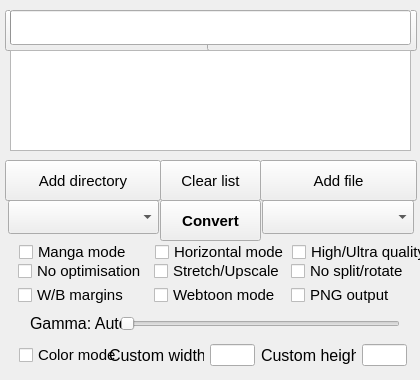
First picture: the form in KCC-OSX.ui, repository ciromattia/kcc, before the edit.
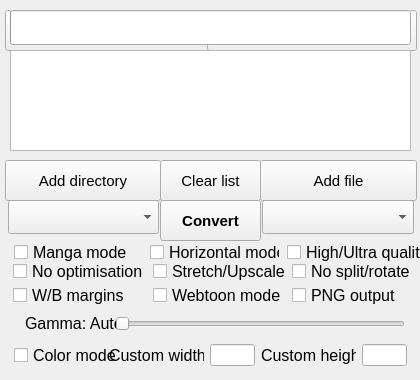
Second picture: the form after the edit. Icons and pictures are not drawn.

Patch:
```diff
--- a/KCC-OSX.ui
+++ b/KCC-OSX.ui
@@ -47,7 +47,7 @@
     </property>
     <property name="geometry">
      <rect>
-      <x>9</x>
+      <x>4</x>
       <y>253</y>
       <width>421</width>
       <height>61</height>
@@ -55,6 +55,7 @@
     </property>
     <property name="font">
      <font>
+      <family>Lucida Grande</family>
       <pointsize>9</pointsize>
      </font>
     </property>
@@ -63,7 +64,8 @@
       <widget class="QCheckBox" name="ProcessingBox">
        <property name="font">
         <font>
-         <pointsize>11</pointsize>
+         <family>Lucida Grande</family>
+         <pointsize>12</pointsize>
         </font>
        </property>
        <property name="focusPolicy">
@@ -81,7 +83,8 @@
       <widget class="QCheckBox" name="UpscaleBox">
        <property name="font">
         <font>
-         <pointsize>11</pointsize>
+         <family>Lucida Grande</family>
+         <pointsize>12</pointsize>
         </font>
        </property>
        <property name="focusPolicy">
@@ -102,7 +105,8 @@
       <widget class="QCheckBox" name="WebtoonBox">
        <property name="font">
         <font>
-         <pointsize>11</pointsize>
+         <family>Lucida Grande</family>
+         <pointsize>12</pointsize>
         </font>
        </property>
        <property name="focusPolicy">
@@ -120,7 +124,8 @@
       <widget class="QCheckBox" name="NoDitheringBox">
        <property name="font">
         <font>
-         <pointsize>11</pointsize>
+         <family>Lucida Grande</family>
+         <pointsize>12</pointsize>
         </font>
        </property>
        <property name="focusPolicy">
@@ -138,7 +143,8 @@
       <widget class="QCheckBox" name="BorderBox">
        <property name="font">
         <font>
-         <pointsize>11</pointsize>
+         <family>Lucida Grande</family>
+         <pointsize>12</pointsize>
         </font>
        </property>
        <property name="focusPolicy">
@@ -159,7 +165,8 @@
       <widget class="QCheckBox" name="NoRotateBox">
        <property name="font">
         <font>
-         <pointsize>11</pointsize>
+         <family>Lucida Grande</family>
+         <pointsize>12</pointsize>
         </font>
        </property>
        <property name="focusPolicy">
@@ -322,7 +329,7 @@
    <widget class="QFrame" name="OptionsBasic">
     <property name="geometry">
      <rect>
-      <x>10</x>
+      <x>5</x>
       <y>233</y>
       <width>421</width>
       <height>41</height>
@@ -330,7 +337,8 @@
     </property>
     <property name="font">
      <font>
-      <pointsize>9</pointsize>
+      <family>Lucida Grande</family>
+      <pointsize>12</pointsize>
      </font>
     </property>
     <widget class="QCheckBox" name="MangaBox">
@@ -344,7 +352,8 @@
      </property>
      <property name="font">
       <font>
-       <pointsize>11</pointsize>
+       <family>Lucida Grande</family>
+       <pointsize>12</pointsize>
       </font>
      </property>
      <property name="focusPolicy">
@@ -362,13 +371,14 @@
       <rect>
        <x>282</x>
        <y>10</y>
-       <width>130</width>
+       <width>135</width>
        <height>18</height>
       </rect>
      </property>
      <property name="font">
       <font>
-       <pointsize>11</pointsize>
+       <family>Lucida Grande</family>
+       <pointsize>12</pointsize>
       </font>
      </property>
      <property name="focusPolicy">
@@ -395,7 +405,8 @@
      </property>
      <property name="font">
       <font>
-       <pointsize>11</pointsize>
+       <family>Lucida Grande</family>
+       <pointsize>12</pointsize>
       </font>
      </property>
      <property name="focusPolicy">
@@ -488,7 +499,7 @@
     </property>
     <property name="geometry">
      <rect>
-      <x>10</x>
+      <x>5</x>
       <y>303</y>
       <width>401</width>
       <height>41</height>
@@ -496,6 +507,7 @@
     </property>
     <property name="font">
      <font>
+      <family>Lucida Grande</family>
       <pointsize>9</pointsize>
      </font>
     </property>
@@ -510,6 +522,7 @@
      </property>
      <property name="font">
       <font>
+       <family>Lucida Grande</family>
        <pointsize>12</pointsize>
        <weight>50</weight>
        <bold>false</bold>
@@ -527,10 +540,15 @@
       <rect>
        <x>110</x>
        <y>10</y>
-       <width>280</width>
+       <width>290</width>
        <height>22</height>
       </rect>
      </property>
+     <property name="font">
+      <font>
+       <family>Lucida Grande</family>
+      </font>
+     </property>
      <property name="focusPolicy">
       <enum>Qt::ClickFocus</enum>
      </property>
@@ -580,7 +598,7 @@
    <widget class="QFrame" name="OptionsExpert">
     <property name="geometry">
      <rect>
-      <x>10</x>
+      <x>5</x>
       <y>335</y>
       <width>421</width>
       <height>41</height>
@@ -588,6 +606,7 @@
     </property>
     <property name="font">
      <font>
+      <family>Lucida Grande</family>
       <pointsize>9</pointsize>
      </font>
     </property>
@@ -602,7 +621,8 @@
      </property>
      <property name="font">
       <font>
-       <pointsize>11</pointsize>
+       <family>Lucida Grande</family>
+       <pointsize>12</pointsize>
       </font>
      </property>
      <property name="focusPolicy">
@@ -618,17 +638,23 @@
     <widget class="QFrame" name="OptionsExpertInternal">
      <property name="geometry">
       <rect>
-       <x>90</x>
+       <x>95</x>
        <y>0</y>
        <width>315</width>
        <height>40</height>
       </rect>
      </property>
+     <property name="font">
+      <font>
+       <family>Lucida Grande</family>
+      </font>
+     </property>
      <layout class="QGridLayout" name="gridLayout_2">
       <item row="0" column="0">
        <widget class="QLabel" name="wLabel">
         <property name="font">
          <font>
+          <family>Lucida Grande</family>
           <pointsize>12</pointsize>
           <weight>50</weight>
           <bold>false</bold>
```
Left out of the diff: 21 changed lines with no effect on the pictures.
